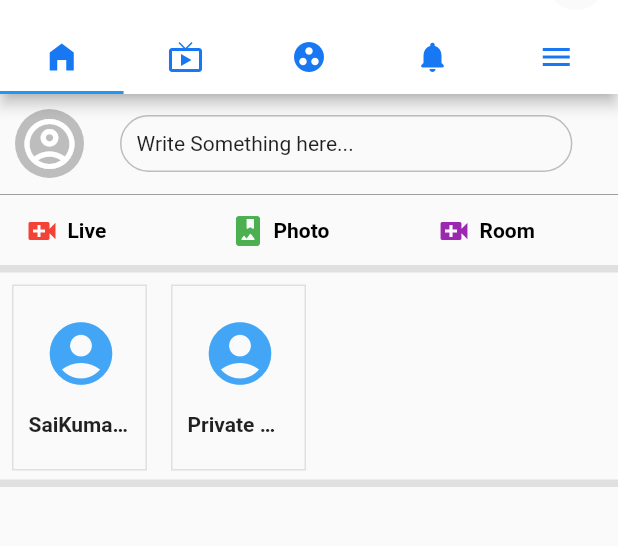
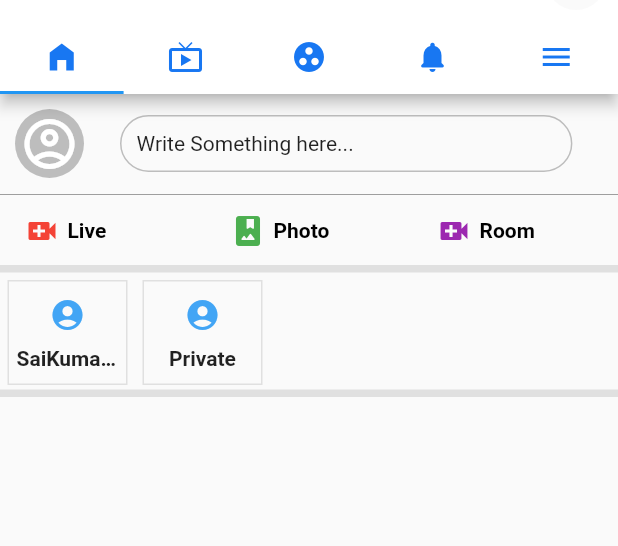
Before and after one commit to adepusai123/facebook_ui, a Flutter app: the HomeScreen screen opened directly, on a phone screen of 412 x 824 dp, the part 62-608 px from its top. Run offline on Flutter 3.47's test engine with Material 2 defaults, Android fonts, the phone set to English and light mode, and no system bars.

Commit message:
chat rooms

```diff
--- a/lib/screens/tabs/components/chat_rooms.dart
+++ b/lib/screens/tabs/components/chat_rooms.dart
@@ -11,42 +11,59 @@ class ChatRoomsWidget extends StatefulWidget {
 
 class _ChatRoomsWidgetState extends State<ChatRoomsWidget> {
   List<dynamic> rooms = [
-    {"name": "SaiKumar Name"},
-    {"name": "Private Name"}
+    {"name": "SaiKumar Adepu", "image": "assets/images/sai_image.jpeg"},
+    {"name": "Private", "image": "assets/images/sai_image.jpeg"}
   ];
   @override
   Widget build(BuildContext context) {
     return Container(
-      height: 140,
+      height: 80,
       child: ListView.builder(
         scrollDirection: Axis.horizontal,
         itemBuilder: (context, index) {
+          return ChatRoom(room: rooms[index]);
+        },
+        itemCount: rooms.length,
+      ),
+    );
+  }
+}
+
+class ChatRoom extends StatelessWidget {
+  const ChatRoom({
+    Key key,
+    @required this.room,
+  }) : super(key: key);
+
+  final Map room;
+
+  @override
+  Widget build(BuildContext context) {
     return InkWell(
       onTap: () {
-              print("Room Index $index");
+        print("Room ${room['name']}");
       },
       child: Container(
-              width: 90,
+        width: 80,
         decoration: BoxDecoration(
           border: Border.all(color: Colors.grey[300]),
         ),
-              margin: EdgeInsets.all(8),
-              padding: EdgeInsets.all(10),
+        margin: EdgeInsets.all(5),
+        padding: EdgeInsets.all(5),
         child: Column(
           children: [
             Container(
-                    padding: EdgeInsets.all(10),
+              padding: EdgeInsets.all(5),
               child: Icon(
                 Icons.account_circle,
                 color: Colors.blue[400],
-                      size: 50,
               ),
             ),
             SizedBox(
               height: 4,
             ),
             Text(
-                    rooms[index]['name'],
+              room['name'],
               style: TextStyle(fontWeight: FontWeight.bold),
               overflow: TextOverflow.ellipsis,
             )
@@ -54,9 +71,5 @@ class _ChatRoomsWidgetState extends State<ChatRoomsWidget> {
         ),
       ),
     );
-        },
-        itemCount: rooms.length,
-      ),
-    );
   }
 }
```
Lines whose indentation alone changed are shown as unchanged.
